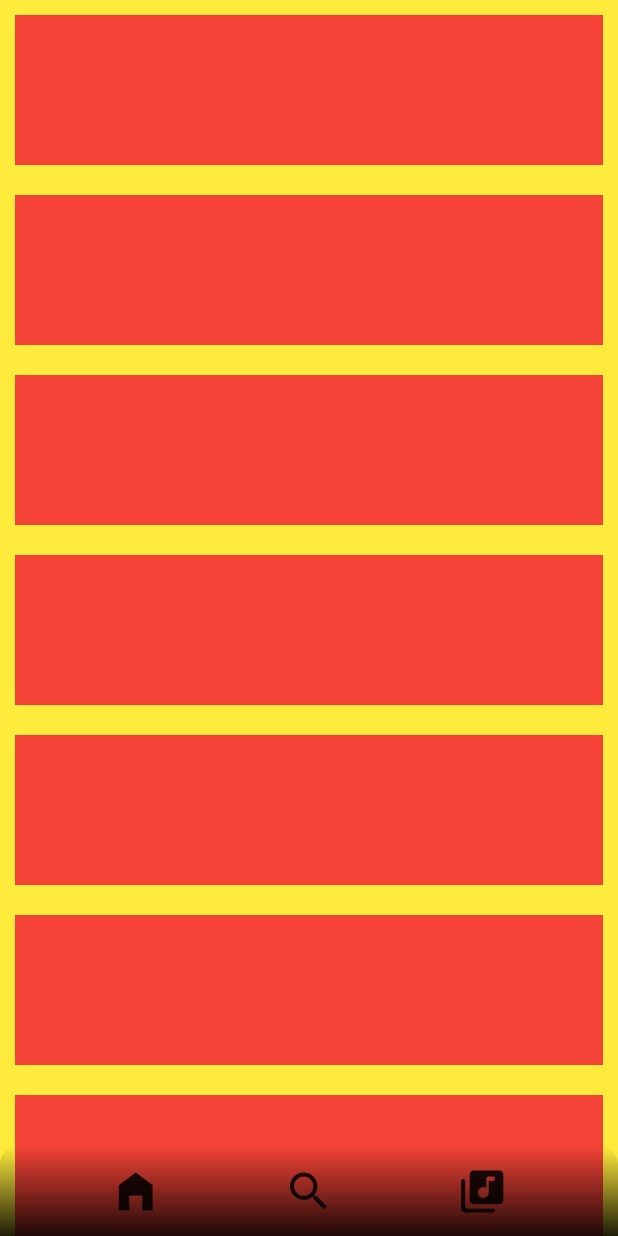
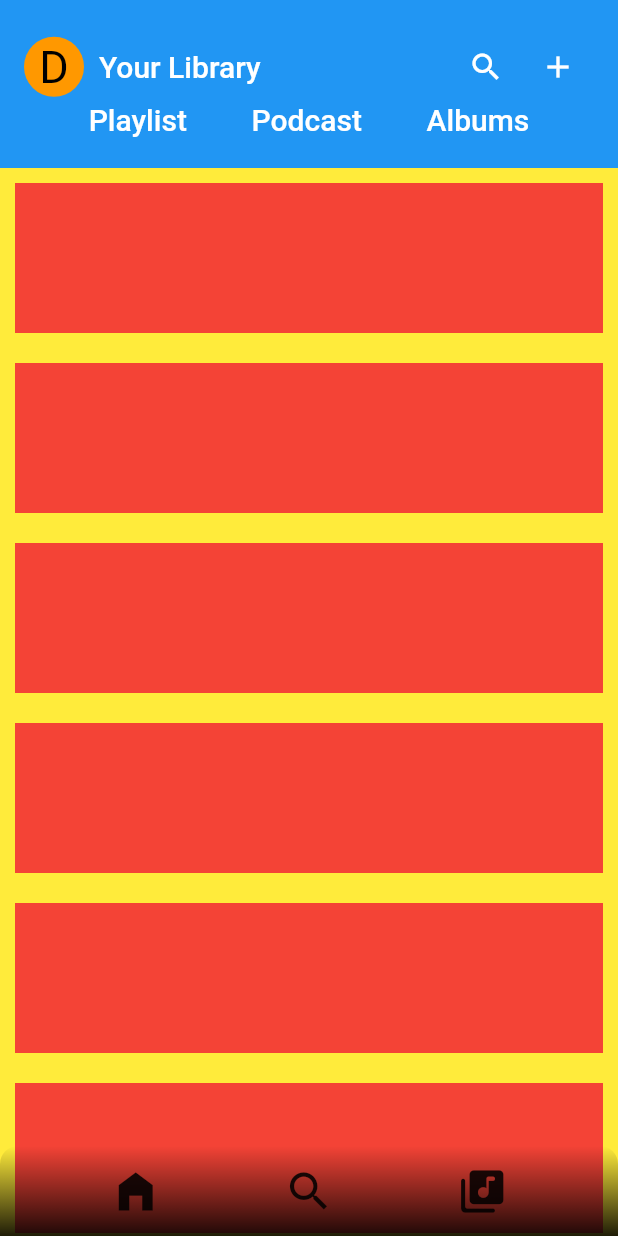
Before and after one commit to Rizaou/spotify_clone, a Flutter app: the screen it shows after launch, after a tap on the "search" icon, on a phone screen of 412 x 824 dp. Run offline on Flutter 3.47's test engine with Material 2 defaults, Android fonts, the phone set to English and light mode, and no system bars.

Commit message:
Basic appbar was created.

```diff
--- a/lib/main.dart
+++ b/lib/main.dart
@@ -30,12 +30,73 @@ class MyApp extends StatelessWidget {
   }
 }
 
+/**
+ *
+ *
+ * CircleAvatar(
+                    child: Text(
+                      "D",
+                      style: (TextStyle(color: Colors.black, fontSize: 30)),
+                    ),
+                    backgroundColor: Colors.orange,
+                  ),
+ */
 class HomePage extends StatelessWidget {
   const HomePage({Key? key}) : super(key: key);
 
   @override
   Widget build(BuildContext context) {
     return Scaffold(
+      appBar: AppBar(
+          toolbarHeight: kToolbarHeight * 2,
+          elevation: 0,
+          title: Column(
+            children: [
+              Container(
+                margin: EdgeInsets.all(0),
+                width: double.infinity,
+                child: Row(
+                  mainAxisAlignment: MainAxisAlignment.spaceBetween,
+                  children: [
+                    CircleAvatar(
+                      child: Text(
+                        "D",
+                        style: (TextStyle(color: Colors.black, fontSize: 30)),
+                      ),
+                      backgroundColor: Colors.orange,
+                    ),
+                    Expanded(
+                      flex: 2,
+                      child: Padding(
+                        padding: const EdgeInsets.only(left: 10.0),
+                        child: Text("Your Library"),
+                      ),
+                    ),
+                    Row(
+                      children: [
+                        IconButton(
+                          onPressed: () {},
+                          icon: Icon(Icons.search),
+                        ),
+                        IconButton(
+                          onPressed: () {},
+                          icon: Icon(Icons.add),
+                        ),
+                      ],
+                    ),
+                  ],
+                ),
+              ),
+              Row(
+                mainAxisAlignment: MainAxisAlignment.spaceEvenly,
+                children: [
+                  Text("Playlist"),
+                  Text("Podcast"),
+                  Text("Albums"),
+                ],
+              )
+            ],
+          )),
       extendBody: true,
       backgroundColor: Colors.yellow,
       body: SingleChildScrollView(
--- a/lib/presentation/widgets/custom_navigation_bar.dart
+++ b/lib/presentation/widgets/custom_navigation_bar.dart
@@ -3,6 +3,18 @@ import 'package:flutter/material.dart';
 class CustomNavigationBar extends StatelessWidget {
   const CustomNavigationBar({Key? key}) : super(key: key);
   final double iconSize = 34;
+
+  void menuButton() {
+    print("Menu");
+  }
+
+  void searchButton() {
+    print("Search");
+  }
+
+  void libraryButton() {
+    print("Library");
+  }
 
   @override
   Widget build(BuildContext context) {
@@ -25,17 +37,17 @@ class CustomNavigationBar extends StatelessWidget {
         mainAxisAlignment: MainAxisAlignment.spaceEvenly,
         children: [
           IconButton(
-            onPressed: () {},
+            onPressed: menuButton,
             icon: Icon(Icons.home_filled),
             iconSize: iconSize,
           ),
           IconButton(
-            onPressed: () {},
+            onPressed: searchButton,
             icon: Icon(Icons.search),
             iconSize: iconSize,
           ),
           IconButton(
-            onPressed: () {},
+            onPressed: libraryButton,
             icon: Icon(Icons.library_music_rounded),
             iconSize: iconSize,
           ),
```
